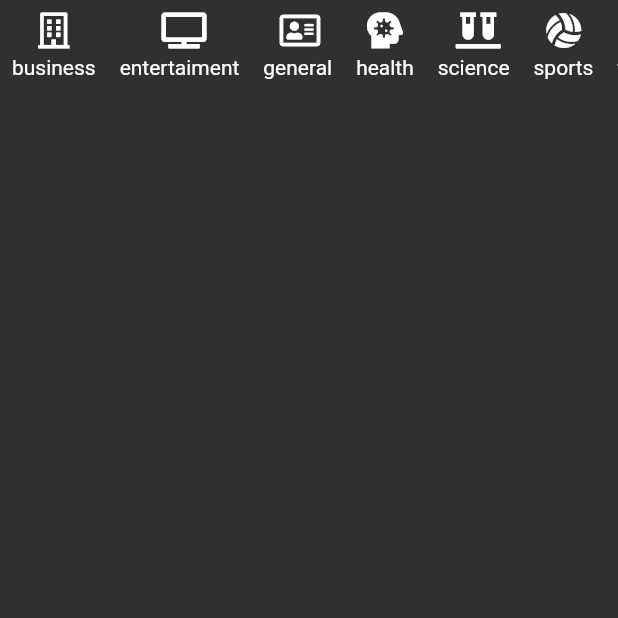
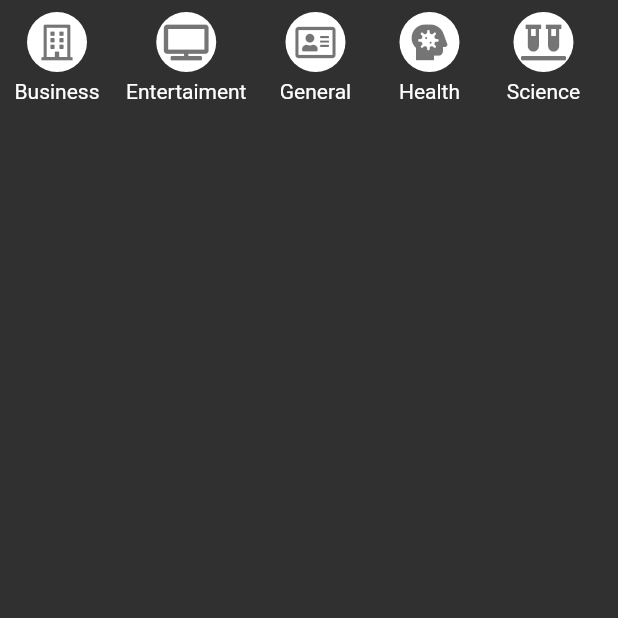
Before and after one commit to goandreus/newsapp, a Flutter app: the Tab2Page screen opened directly, on a phone screen of 412 x 824 dp, the top half of it. Run offline on Flutter 3.47's test engine with Material 2 defaults, Android fonts, the phone set to English and light mode, and no system bars; our stand-ins replace font_awesome_flutter; network calls fail.

Commit message:
categories capitalisation order and style

```diff
--- a/lib/src/pages/tabs2_page.dart
+++ b/lib/src/pages/tabs2_page.dart
@@ -1,4 +1,5 @@
 import 'package:flutter/material.dart';
+import 'package:newsapp/src/models/category_model.dart';
 import 'package:newsapp/src/services/news_service.dart';
 import 'package:provider/provider.dart';
 
@@ -25,19 +26,55 @@ class _ListCategory extends StatelessWidget {
       scrollDirection: Axis.horizontal,
       itemCount: categories.length,
       itemBuilder: (BuildContext context, int index) {
-        return Padding(
+
+        final cateName = categories[index].name;
+
+        return Container(
+          // width: 100,
+          child: Padding(
             padding: EdgeInsets.all(8),
             child: Column(
               children: <Widget>[
-              Icon(categories[index].icon),
+                _CategoryButton(categories[index]),
                 SizedBox(
                   height: 5,
                 ),
-              Text(categories[index].name)
+                Text('${cateName[0].toUpperCase()}${cateName.substring(1)}')
               ],
+            ),
           ),
         );
       },
     );
   }
 }
+
+class _CategoryButton extends StatelessWidget {
+  final Category categories;
+
+  const _CategoryButton(
+    this.categories,
+  );
+
+  @override
+  Widget build(BuildContext context) {
+    return GestureDetector(
+      onTap: () {
+        print('${categories.name}');
+      },
+      child: Container(
+        width: 40,
+        height: 40,
+        margin: EdgeInsets.symmetric(horizontal: 10),
+        decoration: BoxDecoration(
+          shape: BoxShape.circle,
+          color: Colors.white,
+        ),
+        child: Icon(
+          categories.icon,
+          color: Colors.black54,
+        ),
+      ),
+    );
+  }
+}
```
Lines whose indentation alone changed are shown as unchanged.
